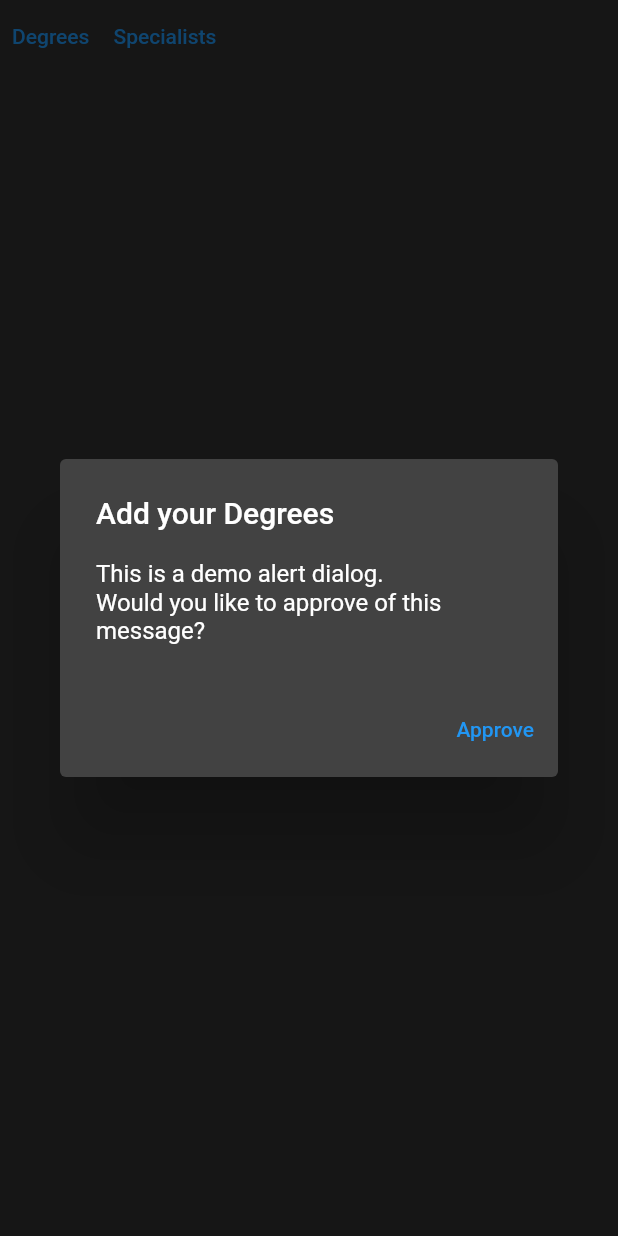
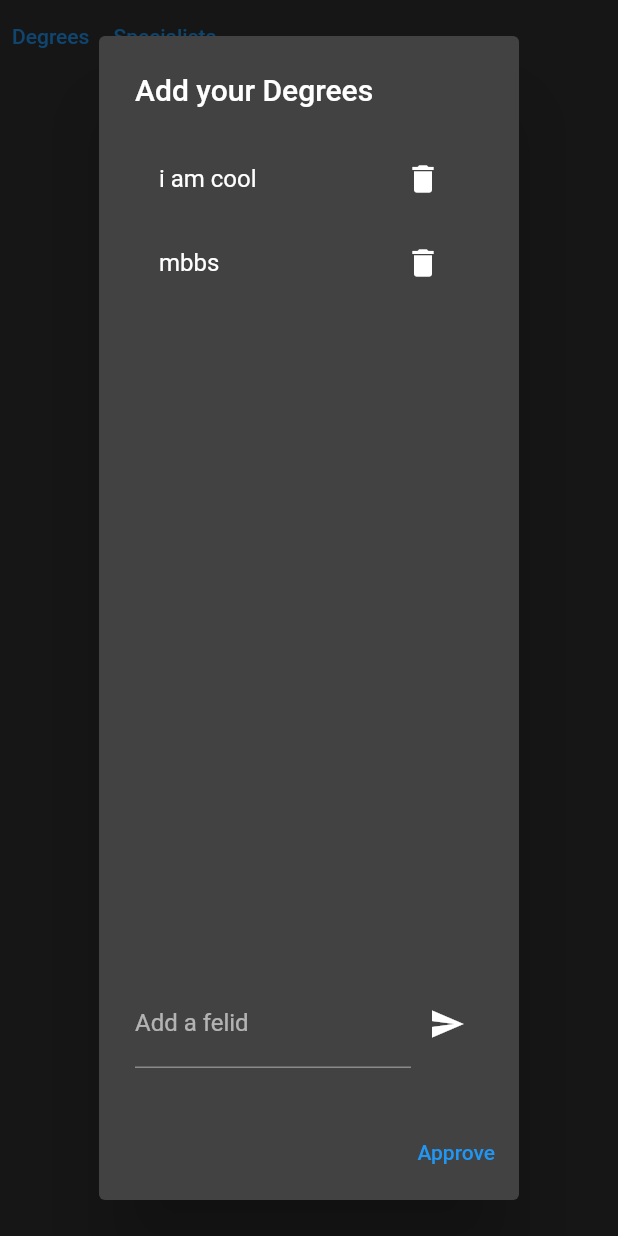
Before and after one commit to 7abhisheknn/health_assistant_app, a Flutter app: the ListAdder widget shown alone on an empty page, opened directly with empty values, after a tap on "Degrees", on a phone screen of 412 x 824 dp. Run offline on Flutter 3.47's test engine with Material 2 defaults, Android fonts, the phone set to English and light mode, and no system bars; our stand-ins replace cloud_firestore, firebase_auth, firebase_core, firebase_storage, image_picker; accounts and stored records are empty.

Commit message:
doctor can add degrees and specalists

```diff
--- a/lib/widgets/auth/list_adder.dart
+++ b/lib/widgets/auth/list_adder.dart
@@ -1,31 +1,79 @@
 import 'package:flutter/material.dart';
 
 class ListAdder extends StatefulWidget {
-  Function setLists;
-  ListAdder({Key? key, required this.setLists}) : super(key: key);
+  Function setDegree;
+  Function setSpecialist;
+  ListAdder({Key? key, required this.setDegree, required this.setSpecialist})
+      : super(key: key);
 
   @override
   _ListAdderState createState() => _ListAdderState();
 }
 
 class _ListAdderState extends State<ListAdder> {
-  List<String> degree = [];
-  List<String> specialist = [];
-  Future<void> _listAdder(Text title, int choose) async {
+  final _controller = TextEditingController();
+  String _enteredText = '';
+  List<List<String>> list = [
+    ['i am cool', 'mbbs'],
+    ['heart', 'lungs']
+  ];
+  Future<void> _listAdder(
+      BuildContext context, Text title, int i, Function f) async {
     return showDialog(
         barrierDismissible: false,
         context: context,
         builder: (BuildContext context) {
           return AlertDialog(
             title: title,
-            content: SingleChildScrollView(
-              child: ListBody(
-                children: const <Widget>[
-                  Text('This is a demo alert dialog.'),
-                  Text('Would you like to approve of this message?'),
-                ],
-              ),
-            ),
+            content: StatefulBuilder(
+                builder: (BuildContext context, StateSetter setState) {
+              return Column(
+                  mainAxisAlignment: MainAxisAlignment.spaceBetween,
+                  children: [
+                    SingleChildScrollView(
+                      child: Column(
+                        children: list[i]
+                            .map((string) => ListTile(
+                                  title: Text(string),
+                                  trailing: IconButton(
+                                    onPressed: () {
+                                      setState(() {
+                                        list[i].remove(string);
+                                      });
+                                    },
+                                    icon: const Icon(Icons.delete),
+                                  ),
+                                ))
+                            .toList(),
+                      ),
+                    ),
+                    Row(
+                      children: [
+                        Expanded(
+                          child: TextField(
+                            controller: _controller,
+                            onChanged: (value) {
+                              setState(() {
+                                _enteredText = value;
+                              });
+                            },
+                            decoration: const InputDecoration(
+                                label: Text('Add a felid')),
+                          ),
+                        ),
+                        IconButton(
+                          onPressed: () {
+                            setState(() {
+                              list[i].add(_enteredText);
+                            });
+                            _controller.clear();
+                          },
+                          icon: const Icon(Icons.send),
+                        ),
+                      ],
+                    )
+                  ]);
+            }),
             actions: <Widget>[
               TextButton(
                 child: const Text('Approve'),
@@ -44,12 +92,14 @@ class _ListAdderState extends State<ListAdder> {
       children: [
         TextButton(
             onPressed: () {
-              _listAdder(const Text('Add your Degrees'), 0);
+              _listAdder(
+                  context, const Text('Add your Degrees'), 0, widget.setDegree);
             },
             child: const Text('Degrees')),
         TextButton(
             onPressed: () {
-              _listAdder(const Text('Add your specialists'), 0);
+              _listAdder(context, const Text('Add your specialists'), 1,
+                  widget.setSpecialist);
             },
             child: const Text('Specialists')),
       ],
```
Also changed, not shown: lib/widgets/auth/auth_form.dart (+12 -2 lines).
